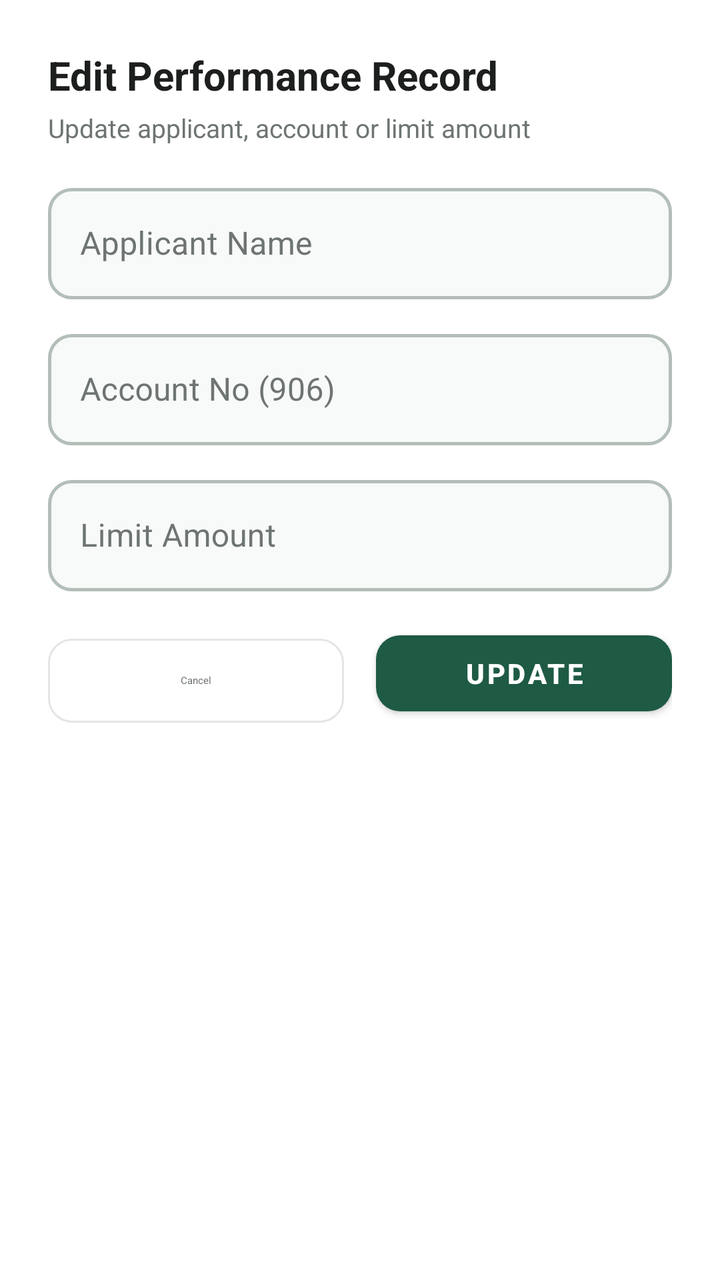
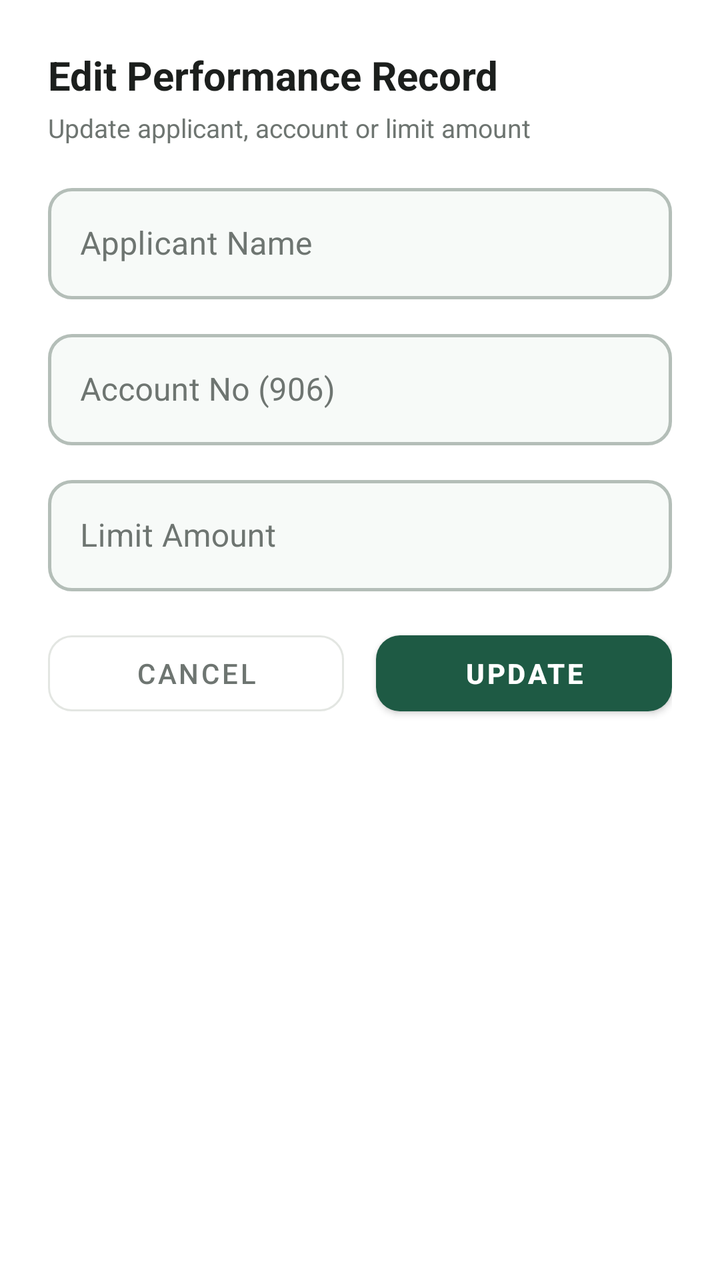

Compare the two renders of this Android layout. The source of the first and the diff that turns it into the second are given below.
<!-- AndroidManifest.xml: application theme Theme.PerformanceTracker -->
<!-- res/layout/dialog_edit_report.xml -->
<?xml version="1.0" encoding="utf-8"?>
<LinearLayout
     xmlns:android="http://schemas.android.com/apk/res/android"
     xmlns:app="http://schemas.android.com/apk/res-auto"
     android:layout_height="wrap_content"
     android:layout_width="match_parent"
     android:background="@color/surface"
     android:padding="24dp"
     android:orientation="vertical">

    <TextView
         android:layout_height="wrap_content"
         android:layout_width="match_parent"
         android:textSize="20sp"
         android:textColor="@color/text_primary"
         android:text="Edit Performance Record"
         android:textStyle="bold" />

    <TextView
         android:layout_height="wrap_content"
         android:layout_width="match_parent"
         android:layout_marginTop="4dp"
         android:layout_marginBottom="16dp"
         android:textSize="13sp"
         android:textColor="@color/text_secondary"
         android:text="Update applicant, account or limit amount" />

    <com.google.android.material.textfield.TextInputLayout
        style="@style/CustomOutlinedBox"
        android:layout_width="match_parent"
        android:layout_height="wrap_content"
        android:layout_marginBottom="12dp"
        android:hint="Applicant Name">

        <com.google.android.material.textfield.TextInputEditText
            android:id="@+id/etEditApplicant"
            android:layout_width="match_parent"
            android:layout_height="wrap_content"
            android:inputType="textPersonName"
            android:textColor="@color/text_primary" />
    </com.google.android.material.textfield.TextInputLayout>

    <com.google.android.material.textfield.TextInputLayout
        style="@style/CustomOutlinedBox"
        android:layout_width="match_parent"
        android:layout_height="wrap_content"
        android:layout_marginBottom="12dp"
        android:hint="Account No (906)">

        <com.google.android.material.textfield.TextInputEditText
            android:id="@+id/etEditAccount"
            android:layout_width="match_parent"
            android:layout_height="wrap_content"
            android:inputType="number"
            android:textColor="@color/text_primary" />
    </com.google.android.material.textfield.TextInputLayout>

    <com.google.android.material.textfield.TextInputLayout
        style="@style/CustomOutlinedBox"
        android:layout_width="match_parent"
        android:layout_height="wrap_content"
        android:layout_marginBottom="16dp"
        android:hint="Limit Amount">

        <com.google.android.material.textfield.TextInputEditText
            android:id="@+id/etEditLimit"
            android:layout_width="match_parent"
            android:layout_height="wrap_content"
            android:inputType="text"
            android:textColor="@color/text_primary" />
    </com.google.android.material.textfield.TextInputLayout>

    <LinearLayout
        android:layout_width="match_parent"
        android:layout_height="wrap_content"
        android:orientation="horizontal">

        <com.google.android.material.button.MaterialButton
            android:id="@+id/btnCancelEditRecord"
            style="@style/Widget.Material3.Button.OutlinedButton"
            android:layout_width="0dp"
            android:layout_height="50dp"
            android:layout_marginEnd="8dp"
            android:layout_weight="1"
            android:text="Cancel"
            android:textColor="@color/text_secondary"
            app:cornerRadius="12dp"
            app:strokeColor="@color/card_stroke" />

        <com.google.android.material.button.MaterialButton
            android:id="@+id/btnSaveEditRecord"
            android:layout_width="0dp"
            android:layout_height="50dp"
            android:layout_marginStart="8dp"
            android:layout_weight="1"
            android:text="Update"
            android:textColor="#FFFFFF"
            android:textStyle="bold"
            app:backgroundTint="@color/primary"
            app:cornerRadius="12dp" />

    </LinearLayout>

</LinearLayout>
<!-- resources referenced by this layout -->
<resources>
  <color name="card_stroke">#E3E6E2</color>
  <color name="primary">#1E5A44</color>
  <color name="surface">#FFFFFF</color>
  <color name="text_primary">#1C1F1D</color>
  <color name="text_secondary">#6E7571</color>
  <style name="CustomOutlinedBox" parent="Widget.MaterialComponents.TextInputLayout.OutlinedBox">
          <item name="boxStrokeColor">@color/box_stroke_selector</item>
          <item name="boxStrokeWidth">1.5dp</item>
          <item name="boxStrokeWidthFocused">2dp</item>
          <item name="boxBackgroundColor">@color/input_background</item>
          <item name="hintTextColor">@color/primary</item>
          <item name="android:textColorHint">@color/text_secondary</item>
          <item name="boxCornerRadiusTopStart">12dp</item>
          <item name="boxCornerRadiusTopEnd">12dp</item>
          <item name="boxCornerRadiusBottomStart">12dp</item>
          <item name="boxCornerRadiusBottomEnd">12dp</item>
      </style>
  <style name="Theme.PerformanceTracker" parent="Theme.MaterialComponents.Light.NoActionBar">
          <item name="colorPrimary">@color/primary</item>
          <item name="colorPrimaryVariant">@color/primary_dark</item>
          <item name="colorOnPrimary">@color/white</item>
          <item name="android:statusBarColor">@color/background</item>
          <item name="android:windowLightStatusBar">true</item>
          <item name="android:windowBackground">@color/background</item>
          <item name="colorSecondary">@color/secondary</item>
          <item name="colorSurface">@color/surface</item>
          <item name="colorOnSurface">@color/text_primary</item>
          <item name="colorControlNormal">@color/input_stroke_unfocused</item>
          <item name="colorControlActivated">@color/primary</item>
          <item name="android:textColorHint">@color/text_secondary</item>
          <item name="textInputStyle">@style/CustomOutlinedBox</item>
      </style>
  <color name="input_background">#F7FAF8</color>
  <color name="primary_dark">#154333</color>
  <color name="white">#FFFFFF</color>
  <color name="background">#F3F4F1</color>
  <color name="secondary">#256650</color>
  <color name="input_stroke_unfocused">#B4BEB8</color>
</resources>

<!-- the commit's change to res/layout/dialog_edit_report.xml (unified diff, before → after) -->
@@ -77,7 +77,7 @@
 
         <com.google.android.material.button.MaterialButton
             android:id="@+id/btnCancelEditRecord"
-            style="@style/Widget.Material3.Button.OutlinedButton"
+            style="@style/Widget.MaterialComponents.Button.OutlinedButton"
             android:layout_width="0dp"
             android:layout_height="50dp"
             android:layout_marginEnd="8dp"
